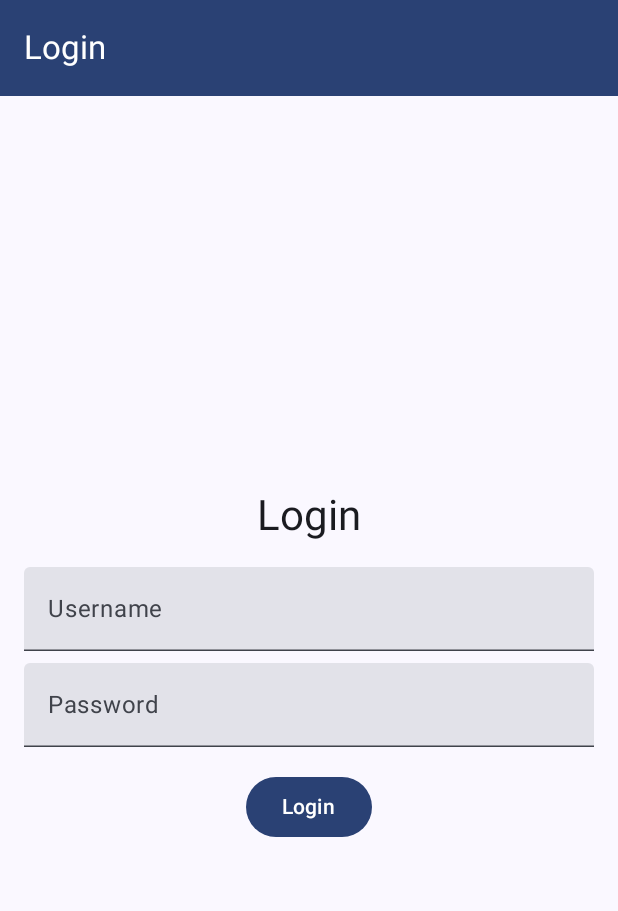
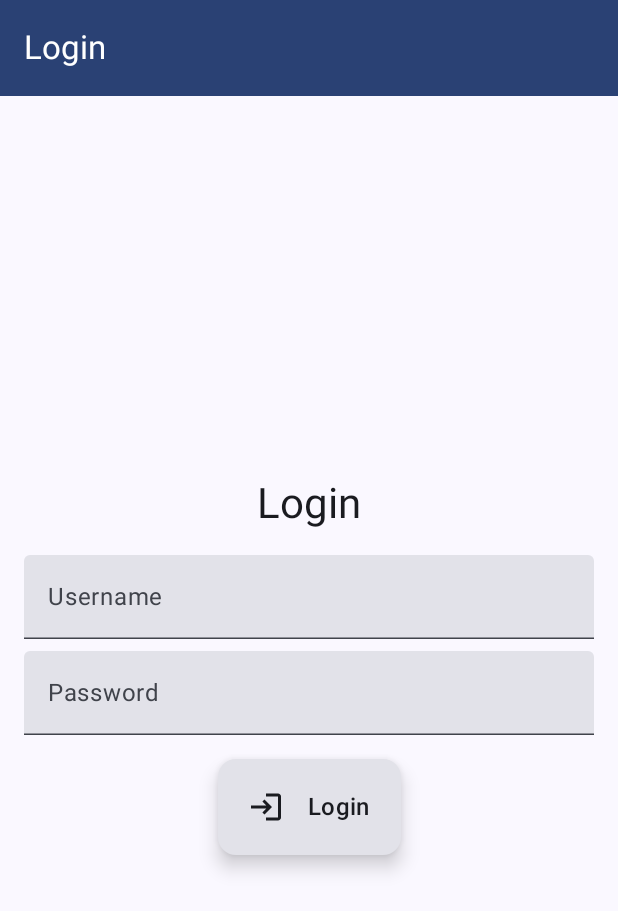
Before and after one commit to gtf974/ParkMet, an Android app built with Jetpack Compose: the screen it shows after launch (MainActivity), on a phone screen of 412 x 824 dp. Shown: the top 911 px of the screen. Run offline under Robolectric (Android 15) with nearby library versions, the phone set to English and light mode, and no system bars; our stand-ins replace Room's generated code.

Commit message:
Manage user screen + UI rework

```diff
--- a/app/build.gradle.kts
+++ b/app/build.gradle.kts
@@ -79,4 +79,7 @@ dependencies {
 
     // Navigation between pages
     implementation(libs.androidx.navigation.compose)
+
+    // Icons
+    implementation(libs.material.icons.extended)
 }
--- a/app/src/main/java/com/example/parkmet/MainActivity.kt
+++ b/app/src/main/java/com/example/parkmet/MainActivity.kt
@@ -1,64 +1,69 @@
 package com.example.parkmet
 
-import android.annotation.SuppressLint
 import android.os.Bundle
 import androidx.activity.ComponentActivity
 import androidx.activity.compose.setContent
 import androidx.compose.runtime.*
-import androidx.lifecycle.lifecycleScope
-import androidx.navigation.compose.*
-import com.example.parkmet.data.Parking
+import androidx.compose.ui.platform.LocalContext
+import androidx.navigation.compose.NavHost
+import androidx.navigation.compose.composable
+import androidx.navigation.compose.rememberNavController
 import com.example.parkmet.data.ParkingDatabase
-import com.example.parkmet.data.User
-import com.example.parkmet.navigation.Screen
+import com.example.parkmet.session.Session
 import com.example.parkmet.ui.*
 import com.example.parkmet.ui.theme.ParkMetTheme
-import com.example.parkmet.util.HashUtil
-import kotlinx.coroutines.Dispatchers
-import kotlinx.coroutines.flow.first
-import kotlinx.coroutines.launch
 
 class MainActivity : ComponentActivity() {
-    @SuppressLint("CoroutineCreationDuringComposition")
     override fun onCreate(savedInstanceState: Bundle?) {
         super.onCreate(savedInstanceState)
-
         setContent {
             ParkMetTheme {
-                val navController = rememberNavController()
-                val database = ParkingDatabase.getInstance(applicationContext)
-                val parkingDao = database.parkingDao()
+                val context = LocalContext.current
+                val db = ParkingDatabase.getInstance(context)
+                val parkingDao = db.parkingDao()
 
+                // Track authentication state
+                var isAuthenticated by remember { mutableStateOf(Session.currentUser != null) }
 
-                /*lifecycleScope.launch(Dispatchers.IO) {
-                    database.clearAllTables()
-                    parkingDao.insertParking(Parking(id = 1, name = "Parking Nord", availableSlots = 70, totalSlots = 70))
-                    parkingDao.insertParking(Parking(id = 2, name = "Parking Sud", availableSlots = 70, totalSlots = 70))
-                    parkingDao.insertParking(Parking(id = 3, name = "Parking Est", availableSlots = 70, totalSlots = 70))
-                    parkingDao.insertParking(Parking(id = 4, name = "Parking Ouest", availableSlots = 70, totalSlots = 70))
-                    parkingDao.insertUser(User(username = "gaetan", passwordHash = HashUtil.sha256("changemePLS")))
-                }*/
+                if (isAuthenticated) {
+                    val navController = rememberNavController()
 
-                NavHost(navController = navController, startDestination = Screen.Login.route) {
-                    composable(Screen.Login.route) {
-                        LoginScreen(parkingDao = parkingDao, onLoginSuccess = {
-                            navController.navigate(Screen.MainMenu.route) {
-                                popUpTo(Screen.Login.route) { inclusive = true }
-                            }
-                        })
+                    // Authenticated navigation graph
+                    NavHost(navController = navController, startDestination = "main_menu") {
+                        composable("main_menu") {
+                            MainMenuScreen(
+                                navController = navController,
+                                onLogout = {
+                                    Session.currentUser = null
+                                    isAuthenticated = false
+                                }
+                            )
+                        }
+                        composable("arrival") {
+                            ArrivalScreen(parkingDao = parkingDao, context = context)
+                        }
+                        composable("departure") {
+                            DepartureScreen(parkingDao = parkingDao, applicationContext)
+                        }
+                        composable("manage_parkings") {
+                            ManageParkingsScreen(parkingDao = parkingDao, applicationContext)
+                        }
+                        composable("backups") {
+                            BackupsScreen(parkingDao = parkingDao)
+                        }
+                        composable("manage_user") {
+                            ManageUserScreen(parkingDao = parkingDao, applicationContext)
+                        }
                     }
-                    composable(Screen.MainMenu.route) {
-                        MainMenuScreen(
-                            onArrivalClick = { navController.navigate(Screen.Arrival.route) },
-                            onDepartureClick = { navController.navigate(Screen.Departure.route) },
-                            onBackupsClick = { navController.navigate(Screen.Backups.route) },
-                            onManageParkingsClick = { navController.navigate(Screen.ManageParkings.route) }
-                        )
-                    }
-                    composable(Screen.Arrival.route) { ArrivalScreen(parkingDao, context = applicationContext) }
-                    composable(Screen.Departure.route) { DepartureScreen(parkingDao, context= applicationContext) }
-                    composable(Screen.Backups.route) { BackupsScreen(parkingDao) }
-                    composable(Screen.ManageParkings.route) { ManageParkingsScreen(parkingDao) }
+                } else {
+                    // Login screen shown when not authenticated
+                    LoginScreen(
+                        parkingDao = parkingDao,
+                        context = applicationContext,
+                        onLoginSuccess = {
+                            isAuthenticated = true
+                        }
+                    )
                 }
             }
         }
--- a/app/src/main/java/com/example/parkmet/data/ParkingDao.kt
+++ b/app/src/main/java/com/example/parkmet/data/ParkingDao.kt
@@ -35,6 +35,10 @@ interface ParkingDao {
     @Insert
     suspend fun insertUser(user: User)
 
+    // Update user
+    @Update
+    suspend fun updateUser(user: User)
+
     // Login query
     @Query("SELECT * FROM User WHERE username = :username LIMIT 1")
     suspend fun getUserByUsername(username: String): User?
@@ -66,4 +70,13 @@ interface ParkingDao {
     suspend fun isVehicleParked(plate: String): Boolean {
         return countByPlateActive(plate) > 0
     }
+
+    // Count every user with given username
+    @Query("SELECT COUNT(*) FROM User WHERE username = :username")
+    suspend fun countUserByUsername(username: String): Int
+
+    // Actual check if the username is taken
+    suspend fun isUsernameTaken(username: String): Boolean {
+        return countByPlateActive(username) > 0
+    }
 }
--- a/app/src/main/java/com/example/parkmet/navigation/Navigation.kt
+++ /dev/null
@@ -1,10 +0,0 @@
-package com.example.parkmet.navigation
-
-sealed class Screen(val route: String) {
-    object Login : Screen("login")
-    object MainMenu : Screen("main_menu")
-    object Arrival : Screen("arrival")
-    object Departure : Screen("departure")
-    object Backups : Screen("backups")
-    object ManageParkings : Screen("manage_parkings")
-}
--- /dev/null
+++ b/app/src/main/java/com/example/parkmet/session/Session.kt
@@ -0,0 +1,7 @@
+package com.example.parkmet.session
+
+import com.example.parkmet.data.User
+
+object Session {
+    var currentUser: User? = null
+}
--- a/app/src/main/java/com/example/parkmet/ui/BackupScreen.kt
+++ b/app/src/main/java/com/example/parkmet/ui/BackupsScreen.kt
@@ -91,6 +91,7 @@ fun BackupsScreen(parkingDao: ParkingDao) {
                     val exitDate = entry.exitTime?.let { sdf.format(Date(it)) } ?: "—"
 
                     Card(
+                        elevation = CardDefaults.cardElevation(defaultElevation = 8.dp),
                         colors = CardDefaults.cardColors(
                             containerColor = if (isExited) MaterialTheme.colorScheme.surface else Color(0xFFFFF0F0)
                         )
--- a/app/src/main/java/com/example/parkmet/ui/LoginScreen.kt
+++ b/app/src/main/java/com/example/parkmet/ui/LoginScreen.kt
@@ -1,6 +1,10 @@
 package com.example.parkmet.ui
 
+import android.content.Context
 import androidx.compose.foundation.layout.*
+import androidx.compose.material.icons.Icons
+import androidx.compose.material.icons.automirrored.filled.Login
+import androidx.compose.material.icons.filled.Login
 import androidx.compose.material3.*
 import androidx.compose.runtime.*
 import androidx.compose.ui.Alignment
@@ -8,19 +12,29 @@ import androidx.compose.ui.Modifier
 import androidx.compose.ui.text.input.PasswordVisualTransformation
 import androidx.compose.ui.unit.dp
 import com.example.parkmet.data.ParkingDao
+import com.example.parkmet.session.Session
 import com.example.parkmet.ui.components.AppScaffold
+import com.example.parkmet.ui.components.IconTextButton
 import com.example.parkmet.util.HashUtil
+import com.example.parkmet.util.ToastUtil
 import kotlinx.coroutines.Dispatchers
 import kotlinx.coroutines.launch
 import kotlinx.coroutines.withContext
 
 @Composable
-fun LoginScreen(parkingDao: ParkingDao, onLoginSuccess: () -> Unit) {
+fun LoginScreen(parkingDao: ParkingDao, context: Context, onLoginSuccess: () -> Unit) {
     AppScaffold(title = "Login") { modifier ->
         val coroutineScope = rememberCoroutineScope()
         var username by remember { mutableStateOf("") }
         var password by remember { mutableStateOf("") }
-        var loginError by remember { mutableStateOf("") }
+        var loginError by remember { mutableStateOf<String?>(null) }
+
+        LaunchedEffect(loginError) {
+            loginError?.let {
+                ToastUtil.showToast(context, it)
+                loginError = null
+            }
+        }
 
         Column(
             modifier = modifier.fillMaxSize(),
@@ -50,7 +64,10 @@ fun LoginScreen(parkingDao: ParkingDao, onLoginSuccess: () -> Unit) {
 
             Spacer(modifier = Modifier.height(16.dp))
 
-            Button(
+            IconTextButton(
+                text= "Login",
+                icon= Icons.AutoMirrored.Filled.Login,
+                isTakingFullWith = false,
                 onClick = {
                     coroutineScope.launch {
                         val user = withContext(Dispatchers.IO) {
@@ -59,20 +76,14 @@ fun LoginScreen(parkingDao: ParkingDao, onLoginSuccess: () -> Unit) {
                         val hashedPassword = HashUtil.sha256(password)
                         if (user != null && user.passwordHash == hashedPassword) {
                             loginError = ""
+                            Session.currentUser = user;
                             onLoginSuccess()
                         } else {
                             loginError = "Invalid username or password"
                         }
                     }
                 }
-            ) {
-                Text("Login")
-            }
-
-            if (loginError.isNotEmpty()) {
-                Spacer(modifier = Modifier.height(16.dp))
-                Text(loginError, color = MaterialTheme.colorScheme.error)
-            }
+            )
         }
     }
 }
--- /dev/null
+++ b/app/src/main/java/com/example/parkmet/ui/components/IconTextButton.kt
@@ -0,0 +1,35 @@
+package com.example.parkmet.ui.components
+
+import androidx.compose.foundation.clickable
+import androidx.compose.foundation.layout.Arrangement
+import androidx.compose.foundation.layout.Row
+import androidx.compose.foundation.layout.Spacer
+import androidx.compose.foundation.layout.fillMaxWidth
+import androidx.compose.foundation.layout.padding
+import androidx.compose.foundation.layout.width
+import androidx.compose.material3.*
+import androidx.compose.runtime.Composable
+import androidx.compose.ui.Alignment
+import androidx.compose.ui.Modifier
+import androidx.compose.ui.graphics.vector.ImageVector
+import androidx.compose.ui.unit.dp
+
+@Composable
+fun IconTextButton(text: String, icon: ImageVector, isTakingFullWith: Boolean=true, isDanger: Boolean = false, onClick: () -> Unit) {
+    Card(
+        elevation = CardDefaults.cardElevation(defaultElevation = 8.dp),
+        modifier = if(isTakingFullWith) Modifier.clickable { onClick() }.fillMaxWidth() else Modifier.clickable { onClick() },
+        colors = if (isDanger) CardDefaults.cardColors(containerColor = MaterialTheme.colorScheme.errorContainer)
+        else CardDefaults.cardColors()
+    ) {
+        Row(
+            modifier = Modifier
+                .padding(20.dp),
+            verticalAlignment = Alignment.CenterVertically,
+            horizontalArrangement = Arrangement.spacedBy(16.dp)
+        ) {
+            Icon(imageVector = icon, contentDescription = text)
+            Text(text = text, style = MaterialTheme.typography.titleMedium)
+        }
+    }
+}
--- a/app/src/main/java/com/example/parkmet/ui/viewmodels/ArrivalViewModel.kt
+++ b/app/src/main/java/com/example/parkmet/ui/viewmodels/ArrivalViewModel.kt
@@ -19,7 +19,7 @@ class ArrivalViewModel(
 
     var licensePlate by mutableStateOf("")
     var parkingName by mutableStateOf("")
-    var message by mutableStateOf("")
+    var message by mutableStateOf<String?>(null)
 
     fun onGenerateQrCodeClick() {
         if (licensePlate.isBlank() || parkingName.isBlank()) {
@@ -46,7 +46,7 @@ class ArrivalViewModel(
                 val qrContent = "$licensePlate;$timestamp;${parking.id}"
                 val qrBitmap = QrCodeUtil.generateQrCode(qrContent)
 
-                val pdfPath = PdfUtil.saveQrCodeToPdf(qrBitmap, context, licensePlate, parking)
+                val pdfPath = PdfUtil.saveQrCodeToPdf(qrBitmap, licensePlate, parking)
 
                 val entry = VehicleEntry(
                     licensePlate = licensePlate,
--- a/app/src/main/java/com/example/parkmet/util/PdfUtil.kt
+++ b/app/src/main/java/com/example/parkmet/util/PdfUtil.kt
@@ -15,7 +15,7 @@ import java.text.SimpleDateFormat
 import java.util.*
 
 object PdfUtil {
-    fun saveQrCodeToPdf(bitmap: Bitmap, context: Context, licensePlate: String, parking: Parking): String {
+    fun saveQrCodeToPdf(bitmap: Bitmap, licensePlate: String, parking: Parking): String {
         val downloadsDir = Environment.getExternalStoragePublicDirectory(Environment.DIRECTORY_DOWNLOADS)
         val fileName = "QR_${licensePlate}_${System.currentTimeMillis()}.pdf"
         val pdfFile = File(downloadsDir, fileName)
--- a/gradle/libs.versions.toml
+++ b/gradle/libs.versions.toml
@@ -14,6 +14,7 @@ itext = "7.2.3"
 
 [libraries]
 androidx-core-ktx = { group = "androidx.core", name = "core-ktx", version.ref = "coreKtx" }
+androidx-material-icons-extended = { module = "androidx.compose.material:material-icons-extended" }
 junit = { group = "junit", name = "junit", version.ref = "junit" }
 androidx-junit = { group = "androidx.test.ext", name = "junit", version.ref = "junitVersion" }
 androidx-espresso-core = { group = "androidx.test.espresso", name = "espresso-core", version.ref = "espressoCore" }
@@ -27,6 +28,7 @@ androidx-ui-tooling-preview = { group = "androidx.compose.ui", name = "ui-toolin
 androidx-ui-test-manifest = { group = "androidx.compose.ui", name = "ui-test-manifest" }
 androidx-ui-test-junit4 = { group = "androidx.compose.ui", name = "ui-test-junit4" }
 androidx-material3 = { group = "androidx.compose.material3", name = "material3" }
+material-icons-extended = { module = "androidx.compose.material:material-icons-extended" }
 room-runtime = { module = "androidx.room:room-runtime", version.ref = "room" }
 room-ktx = { module = "androidx.room:room-ktx", version.ref = "room" }
 room-compiler = { module = "androidx.room:room-compiler", version.ref = "room" }
```
Also changed, not shown: app/src/main/java/com/example/parkmet/ui/ArrivalScreen.kt (+17 -11 lines), app/src/main/java/com/example/parkmet/ui/DepartureScreen.kt (+19 -9 lines), app/src/main/java/com/example/parkmet/ui/MainMenuScreen.kt (+59 -40 lines), app/src/main/java/com/example/parkmet/ui/ManageParkingsScreen.kt (+23 -13 lines), app/src/main/java/com/example/parkmet/ui/ManageUserScreen.kt (added, +150 -0 lines), app/src/main/java/com/example/parkmet/util/ToastUtil.kt (added, +11 -0 lines).
